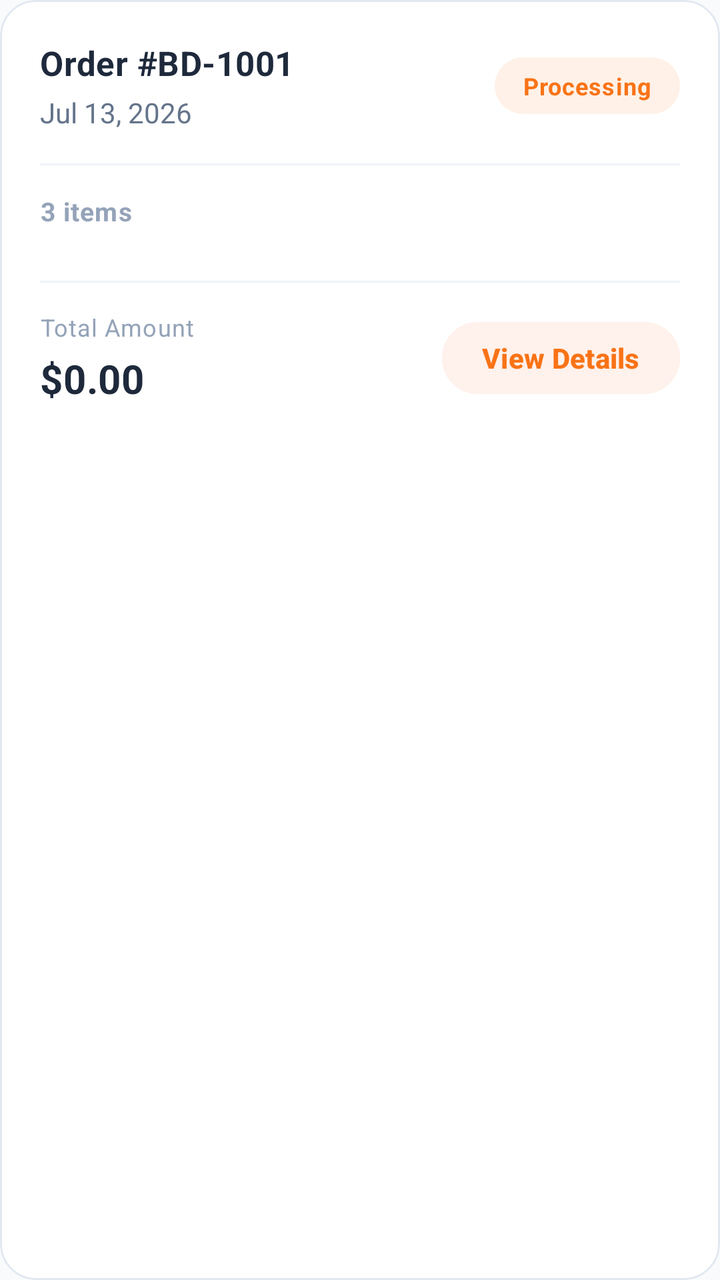
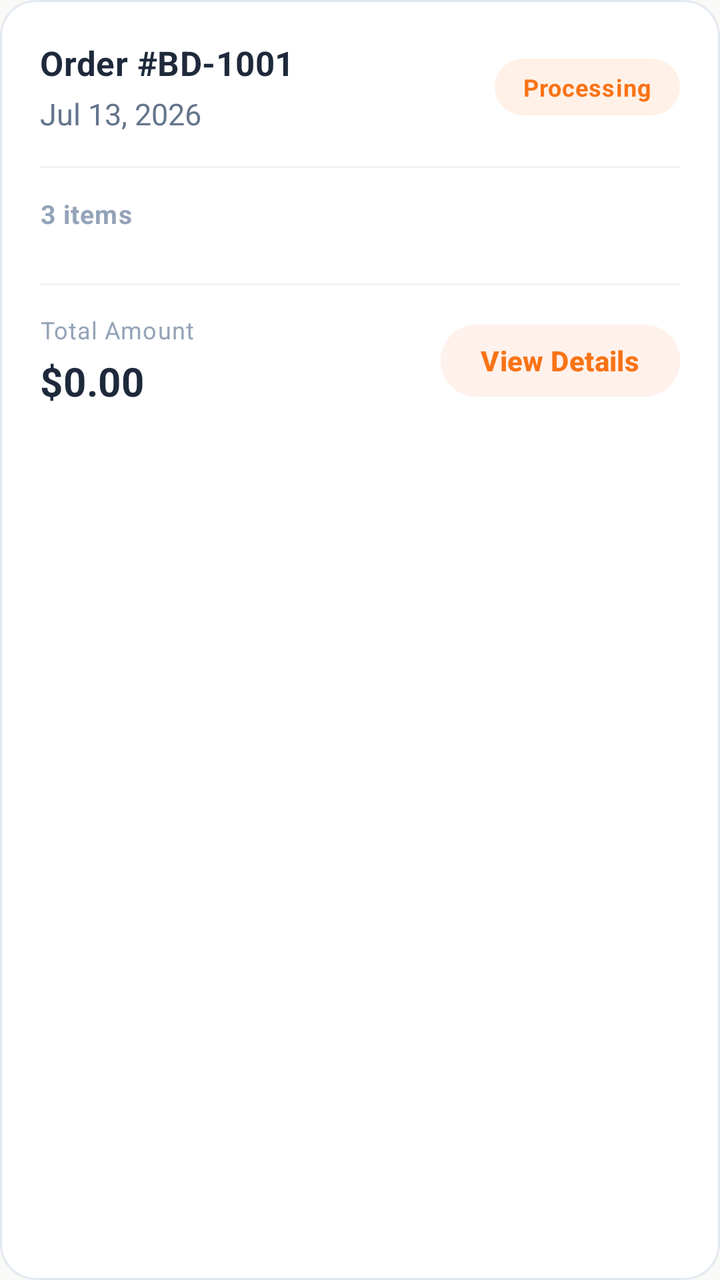

The first picture is an Android layout as it rendered before a commit; the second is the same layout after the commit. The layout source and the unified diff follow.
<!-- AndroidManifest.xml: application theme Theme.BeckieDealApp -->
<!-- res/layout/item_order.xml -->
﻿<?xml version="1.0" encoding="utf-8"?>

<com.google.android.material.card.MaterialCardView
    xmlns:android="http://schemas.android.com/apk/res/android"
    xmlns:app="http://schemas.android.com/apk/res-auto"
    android:layout_width="match_parent"
    android:layout_height="wrap_content"
    android:layout_marginBottom="16dp"
    app:cardCornerRadius="18dp"
    app:cardElevation="0dp"
    app:strokeWidth="1dp"
    app:strokeColor="@color/border_color"
    app:cardBackgroundColor="@color/surface">

    <LinearLayout
        android:layout_width="match_parent"
        android:layout_height="wrap_content"
        android:orientation="vertical"
        android:padding="20dp">

        
        <LinearLayout
            android:layout_width="match_parent"
            android:layout_height="wrap_content"
            android:orientation="horizontal"
            android:gravity="center_vertical">

            <LinearLayout
                android:layout_width="0dp"
                android:layout_height="wrap_content"
                android:layout_weight="1"
                android:orientation="vertical">

                <TextView
                    android:id="@+id/orderIdText"
                    android:layout_width="wrap_content"
                    android:layout_height="wrap_content"
                    android:text="Order #BD-1001"
                    android:textColor="@color/text_primary"
                    android:textSize="17sp"
                    android:textStyle="bold"
                    android:letterSpacing="0.01" />

                <TextView
                    android:id="@+id/orderDateText"
                    android:layout_width="wrap_content"
                    android:layout_height="wrap_content"
                    android:layout_marginTop="4dp"
                    android:text="Jul 13, 2026"
                    android:textColor="@color/text_secondary"
                    android:textSize="@dimen/text_size_body" />

            </LinearLayout>

            <TextView
                android:id="@+id/orderStatusBadge"
                android:layout_width="wrap_content"
                android:layout_height="wrap_content"
                android:background="@drawable/order_status_badge_bg"
                android:paddingHorizontal="14dp"
                android:paddingVertical="6dp"
                android:text="Processing"
                android:textColor="@color/primary"
                android:textSize="12sp"
                android:textStyle="bold"
                android:letterSpacing="0.03" />

        </LinearLayout>

        
        <View
            android:layout_width="match_parent"
            android:layout_height="1dp"
            android:layout_marginTop="16dp"
            android:layout_marginBottom="14dp"
            android:background="@color/border_color"
            android:alpha="0.5" />

        
        <TextView
            android:id="@+id/orderItemCountText"
            android:layout_width="wrap_content"
            android:layout_height="wrap_content"
            android:layout_marginBottom="10dp"
            android:text="3 items"
            android:textColor="@color/text_muted"
            android:textSize="13sp"
            android:textStyle="bold"
            android:letterSpacing="0.03" />

        
        <LinearLayout
            android:id="@+id/orderThumbnailStrip"
            android:layout_width="match_parent"
            android:layout_height="wrap_content"
            android:orientation="horizontal"
            android:gravity="center_vertical" />

        
        <View
            android:layout_width="match_parent"
            android:layout_height="1dp"
            android:layout_marginTop="16dp"
            android:layout_marginBottom="14dp"
            android:background="@color/border_color"
            android:alpha="0.5" />

        
        <LinearLayout
            android:layout_width="match_parent"
            android:layout_height="wrap_content"
            android:orientation="horizontal"
            android:gravity="center_vertical">

            <LinearLayout
                android:layout_width="0dp"
                android:layout_height="wrap_content"
                android:layout_weight="1"
                android:orientation="vertical">

                <TextView
                    android:layout_width="wrap_content"
                    android:layout_height="wrap_content"
                    android:text="Total Amount"
                    android:textColor="@color/text_muted"
                    android:textSize="12sp"
                    android:letterSpacing="0.03" />

                <TextView
                    android:id="@+id/orderTotalText"
                    android:layout_width="wrap_content"
                    android:layout_height="wrap_content"
                    android:layout_marginTop="4dp"
                    android:text="$0.00"
                    android:textColor="@color/text_primary"
                    android:textSize="20sp"
                    android:textStyle="bold"
                    android:letterSpacing="0.01" />

            </LinearLayout>

            <com.google.android.material.button.MaterialButton
                android:id="@+id/viewDetailsButton"
                android:layout_width="wrap_content"
                android:layout_height="44dp"
                android:text="View Details"
                android:textAllCaps="false"
                android:textColor="@color/primary"
                android:textSize="14sp"
                android:textStyle="bold"
                android:paddingHorizontal="20dp"
                android:backgroundTint="@color/nav_indicator_fill"
                app:cornerRadius="22dp"
                app:elevation="0dp"
                app:rippleColor="@color/primary"
                style="@style/Widget.Material3.Button.TextButton" />

        </LinearLayout>

    </LinearLayout>

</com.google.android.material.card.MaterialCardView>
<!-- resources referenced by this layout -->
<resources>
  <dimen name="text_size_body">13sp</dimen>
  <style name="Base.Theme.BeckieDealApp" parent="Theme.Material3.DayNight.NoActionBar">
          <item name="colorPrimary">@color/primary</item>
          <item name="colorOnPrimary">@color/on_primary</item>
          <item name="colorPrimaryContainer">@color/primary_container</item>
          <item name="colorOnPrimaryContainer">@color/on_primary_container</item>
          <item name="android:windowBackground">@color/background</item>
          <item name="colorSurface">@color/surface</item>
          <item name="colorOnSurface">@color/on_surface</item>
          
          <item name="bottomNavigationStyle">@style/Widget.App.BottomNavigationView</item>
      </style>
  <style name="Widget.App.Button" parent="Widget.Material3.Button">
          <item name="shapeAppearance">@style/ShapeAppearance.App.Button.Pill</item>
      </style>
  <color name="background">#F8FAFC</color>
  <!-- unchanged entries left out for length: 17 -->
</resources>

<!-- the commit's change to res/layout/item_order.xml (unified diff, before → after) -->
@@ -47,8 +47,7 @@
                     android:layout_height="wrap_content"
                     android:layout_marginTop="4dp"
                     android:text="Jul 13, 2026"
-                    android:textColor="@color/text_secondary"
-                    android:textSize="@dimen/text_size_body" />
+                    android:textAppearance="@style/TextAppearance.App.Body" />
 
             </LinearLayout>
 
<!-- resource entries referenced after the edit -->
@@ -1,6 +1,12 @@
 <!-- resources referenced by this layout -->
 <resources>
-  <dimen name="text_size_body">13sp</dimen>
+  <style name="TextAppearance.App.Body" parent="TextAppearance.Material3.BodyMedium">
+          <item name="android:fontFamily">@font/synonym_regular</item>
+          <item name="android:textSize">15sp</item>
+          <item name="android:letterSpacing">0</item>
+          <item name="android:lineSpacingMultiplier">1.6</item>
+          <item name="android:textColor">@color/text_secondary</item>
+      </style>
   <style name="Base.Theme.BeckieDealApp" parent="Theme.Material3.DayNight.NoActionBar">
           <item name="colorPrimary">@color/primary</item>
           <item name="colorOnPrimary">@color/on_primary</item>
@@ -10,12 +16,74 @@
           <item name="colorSurface">@color/surface</item>
           <item name="colorOnSurface">@color/on_surface</item>
           
+          
+          <item name="textAppearanceHeadlineMedium">@style/TextAppearance.App.ScreenTitle</item>
+          <item name="textAppearanceHeadlineSmall">@style/TextAppearance.App.ProductName</item>
+          <item name="textAppearanceTitleLarge">@style/TextAppearance.App.PriceHero</item>
+          <item name="textAppearanceTitleMedium">@style/TextAppearance.App.SectionHeader</item>
+          <item name="textAppearanceBodyLarge">@style/TextAppearance.App.CardProductName</item>
+          <item name="textAppearanceBodyMedium">@style/TextAppearance.App.Body</item>
+          <item name="textAppearanceBodySmall">@style/TextAppearance.App.Specs</item>
+          <item name="textAppearanceLabelMedium">@style/TextAppearance.App.Label</item>
+          <item name="textAppearanceLabelLarge">@style/TextAppearance.App.Button</item>
+          
           <item name="bottomNavigationStyle">@style/Widget.App.BottomNavigationView</item>
       </style>
   <style name="Widget.App.Button" parent="Widget.Material3.Button">
           <item name="shapeAppearance">@style/ShapeAppearance.App.Button.Pill</item>
+          <item name="android:textAppearance">@style/TextAppearance.App.Button</item>
       </style>
-  <color name="background">#F8FAFC</color>
+  <color name="background">#F9F9F7</color>
+  <style name="TextAppearance.App.ScreenTitle" parent="TextAppearance.Material3.HeadlineMedium">
+          <item name="android:fontFamily">@font/amulya_bold</item>
+          <item name="android:textSize">28sp</item>
+          <item name="android:letterSpacing">-0.02</item>
+          <item name="android:textColor">@color/text_primary</item>
+      </style>
+  <style name="TextAppearance.App.ProductName" parent="TextAppearance.Material3.HeadlineSmall">
+          <item name="android:fontFamily">@font/amulya_bold</item>
+          <item name="android:textSize">24sp</item>
+          <item name="android:letterSpacing">-0.02</item>
+          <item name="android:textColor">@color/text_primary</item>
+      </style>
+  <style name="TextAppearance.App.PriceHero" parent="TextAppearance.Material3.TitleLarge">
+          <item name="android:fontFamily">@font/amulya_bold</item>
+          <item name="android:textSize">22sp</item>
+          <item name="android:letterSpacing">-0.01</item>
+          <item name="android:textColor">@color/text_primary</item>
+      </style>
+  <style name="TextAppearance.App.SectionHeader" parent="TextAppearance.Material3.TitleMedium">
+          <item name="android:fontFamily">@font/amulya_bold</item>
+          <item name="android:textSize">18sp</item>
+          <item name="android:letterSpacing">-0.01</item>
+          <item name="android:textColor">@color/text_primary</item>
+      </style>
+  <style name="TextAppearance.App.CardProductName" parent="TextAppearance.Material3.BodyLarge">
+          <item name="android:fontFamily">@font/synonym_medium</item>
+          <item name="android:textSize">15sp</item>
+          <item name="android:letterSpacing">0</item>
+          <item name="android:textColor">@color/text_primary</item>
+      </style>
+  <style name="TextAppearance.App.Specs" parent="TextAppearance.Material3.BodySmall">
+          <item name="android:fontFamily">@font/synonym_regular</item>
+          <item name="android:textSize">14sp</item>
+          <item name="android:letterSpacing">0</item>
+          <item name="android:lineSpacingMultiplier">1.5</item>
+          <item name="android:textColor">@color/text_secondary</item>
+      </style>
+  <style name="TextAppearance.App.Label" parent="TextAppearance.Material3.LabelMedium">
+          <item name="android:fontFamily">@font/synonym_medium</item>
+          <item name="android:textSize">12sp</item>
+          <item name="android:letterSpacing">0.04</item>
+          <item name="android:textAllCaps">true</item>
+          <item name="android:textColor">@color/text_secondary</item>
+      </style>
+  <style name="TextAppearance.App.Button" parent="TextAppearance.Material3.LabelLarge">
+          <item name="android:fontFamily">@font/synonym_semibold</item>
+          <item name="android:textSize">15sp</item>
+          <item name="android:letterSpacing">0.01</item>
+          <item name="android:textAllCaps">false</item>
+      </style>
   <!-- unchanged entries left out for length: 17 -->
 </resources>
 
